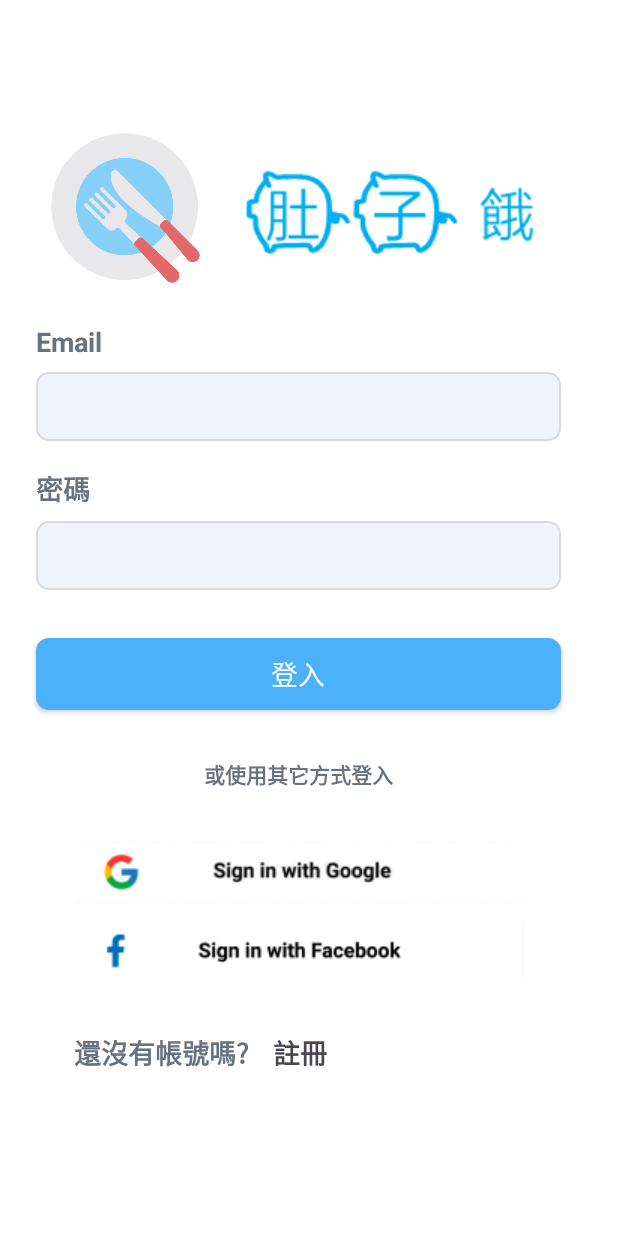
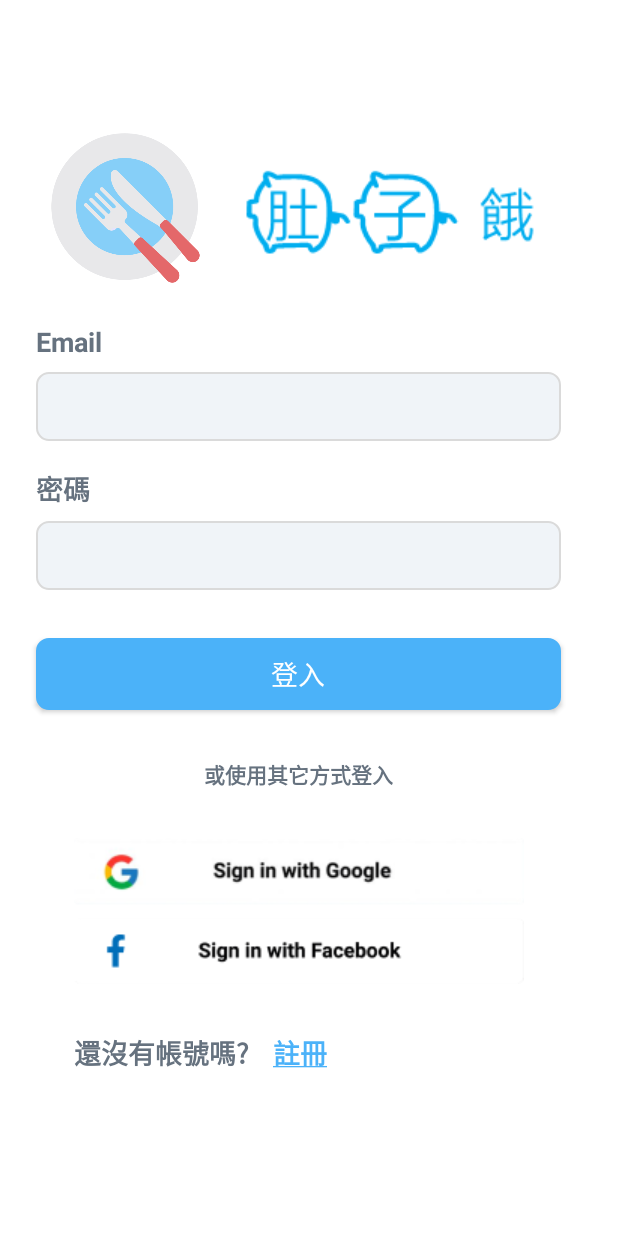
Before and after one commit to WhitePomeranian/Mobile-Application-Development_Hungry, an Android app: the screen it shows after launch (MainActivity), on a phone screen of 412 x 824 dp. Run offline under Robolectric (Android 15) with nearby library versions, the phone set to English and light mode, and no system bars.

Commit message:
完成登入和註冊之超連結的Java程式碼

```diff
--- a/app/src/main/java/com/fcu/hungry/MainActivity.java
+++ b/app/src/main/java/com/fcu/hungry/MainActivity.java
@@ -1,17 +1,48 @@
 package com.fcu.hungry;
 
+import androidx.annotation.NonNull;
 import androidx.appcompat.app.AppCompatActivity;
 
+import android.content.Intent;
+import android.graphics.Color;
 import android.os.Bundle;
+import android.text.SpannableString;
+import android.text.Spanned;
+import android.text.TextPaint;
+import android.text.method.LinkMovementMethod;
+import android.text.style.ClickableSpan;
+import android.text.style.UnderlineSpan;
+import android.view.View;
 import android.widget.TextView;
 
 public class MainActivity extends AppCompatActivity {
 
-
+    TextView tvLoginRegister;
 
     @Override
     protected void onCreate(Bundle savedInstanceState) {
         super.onCreate(savedInstanceState);
         setContentView(R.layout.activity_main);
+
+        tvLoginRegister = findViewById(R.id.tv_login_register);
+
+        ClickableSpan clickableSpan = new ClickableSpan() {
+            @Override
+            public void onClick(@NonNull View widget) {
+                Intent intent = new Intent(MainActivity.this, RegisterActivity.class);
+                startActivity(intent);
+            }
+
+            @Override
+            public void updateDrawState(@NonNull TextPaint ds) {
+                super.updateDrawState(ds);
+                ds.setUnderlineText(true); // 設置底線
+                ds.setColor(Color.parseColor("#4BB2F9"));
+            }
+        };
+        SpannableString spannableString = new SpannableString(tvLoginRegister.getText().toString());
+        spannableString.setSpan(clickableSpan, 0, spannableString.length(), Spanned.SPAN_INCLUSIVE_INCLUSIVE); // 設置監聽器並包含頭尾兩字
+        tvLoginRegister.setText(spannableString);
+        tvLoginRegister.setMovementMethod(LinkMovementMethod.getInstance()); // 使TextView中的超連結能夠被點擊
     }
 }
--- a/app/src/main/res/drawable/button_background.xml
+++ b/app/src/main/res/drawable/button_background.xml
@@ -1,6 +1,6 @@
 <?xml version="1.0" encoding="utf-8"?>
 <shape xmlns:android="http://schemas.android.com/apk/res/android">
-    <solid android:color="@color/login_register_btn_background"/>  <!-- 背景顏色 -->
-    <corners android:radius="8dp"/>  <!-- 圓角半徑 -->
-    <stroke android:width="1dp" android:color="@color/login_register_btn_border"/>  <!-- 邊框 -->
+    <solid android:color="@color/login_register_btn_background"/> <!-- 背景顏色 -->
+    <corners android:radius="8dp"/> <!-- 圓角半徑 -->
+    <stroke android:width="1dp" android:color="@color/login_register_btn_border"/> <!-- 邊框 -->
 </shape>
--- a/app/src/main/res/drawable/edittext_background.xml
+++ b/app/src/main/res/drawable/edittext_background.xml
@@ -1,6 +1,6 @@
 <?xml version="1.0" encoding="utf-8"?>
 <shape xmlns:android="http://schemas.android.com/apk/res/android">
-    <solid android:color="@color/login_register_input_background"/>  <!-- 背景顏色 -->
-    <corners android:radius="8dp"/>  <!-- 圓角半徑 -->
-    <stroke android:width="1dp" android:color="@color/login_register_input_border"/>  <!-- 邊框 -->
+    <solid android:color="@color/login_register_input_background"/> <!-- 背景顏色 -->
+    <corners android:radius="8dp"/> <!-- 圓角半徑 -->
+    <stroke android:width="1dp" android:color="@color/login_register_input_border"/> <!-- 邊框 -->
 </shape>
--- a/app/src/main/res/layout/activity_main.xml
+++ b/app/src/main/res/layout/activity_main.xml
@@ -157,30 +157,35 @@
                 app:srcCompat="@drawable/crop_google_button" />
 
             <TextView
-                android:id="@+id/textView9"
+                android:id="@+id/tv_login_not_have_account"
                 android:layout_width="wrap_content"
                 android:layout_height="wrap_content"
                 android:layout_marginTop="32dp"
+                android:layout_marginBottom="200dp"
                 android:text="@string/not_have_account"
                 android:textAppearance="@style/TextAppearance.AppCompat.Medium"
                 android:textColor="@color/login_register_title"
                 android:textStyle="bold"
+                app:layout_constraintBottom_toBottomOf="parent"
                 app:layout_constraintEnd_toEndOf="@+id/ibtn_login_facebook"
                 app:layout_constraintHorizontal_bias="0.0"
                 app:layout_constraintStart_toStartOf="@+id/ibtn_login_facebook"
                 app:layout_constraintTop_toBottomOf="@+id/ibtn_login_facebook" />
 
             <TextView
-                android:id="@+id/textView10"
+                android:id="@+id/tv_login_register"
                 android:layout_width="wrap_content"
                 android:layout_height="wrap_content"
                 android:layout_marginStart="16dp"
                 android:text="@string/register_btn"
                 android:textAppearance="@style/TextAppearance.AppCompat.Medium"
+                android:textColor="@color/login_register_btn_background"
                 android:textStyle="bold"
-                app:layout_constraintBottom_toBottomOf="@+id/textView9"
-                app:layout_constraintStart_toEndOf="@+id/textView9"
-                app:layout_constraintTop_toTopOf="@+id/textView9" />
+                android:clickable="true"
+                android:focusable="true"
+                app:layout_constraintBottom_toBottomOf="@+id/tv_login_not_have_account"
+                app:layout_constraintStart_toEndOf="@+id/tv_login_not_have_account"
+                app:layout_constraintTop_toTopOf="@+id/tv_login_not_have_account" />
 
         </androidx.constraintlayout.widget.ConstraintLayout>
     </ScrollView>
--- a/app/src/main/res/layout/activity_register.xml
+++ b/app/src/main/res/layout/activity_register.xml
@@ -239,7 +239,10 @@
                 android:layout_marginStart="16dp"
                 android:text="@string/login_title"
                 android:textAppearance="@style/TextAppearance.AppCompat.Medium"
+                android:textColor="@color/login_register_btn_background"
                 android:textStyle="bold"
+                android:clickable="true"
+                android:focusable="true"
                 app:layout_constraintBottom_toBottomOf="@+id/tv_register_already_have_account"
                 app:layout_constraintStart_toEndOf="@+id/tv_register_already_have_account"
                 app:layout_constraintTop_toTopOf="@+id/tv_register_already_have_account" />
```
Also changed, not shown: app/src/main/java/com/fcu/hungry/RegisterActivity.java (+32 -0 lines).
